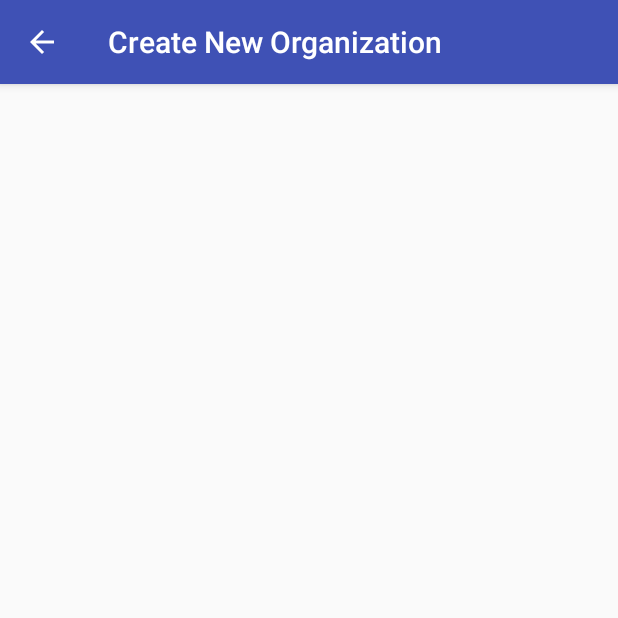
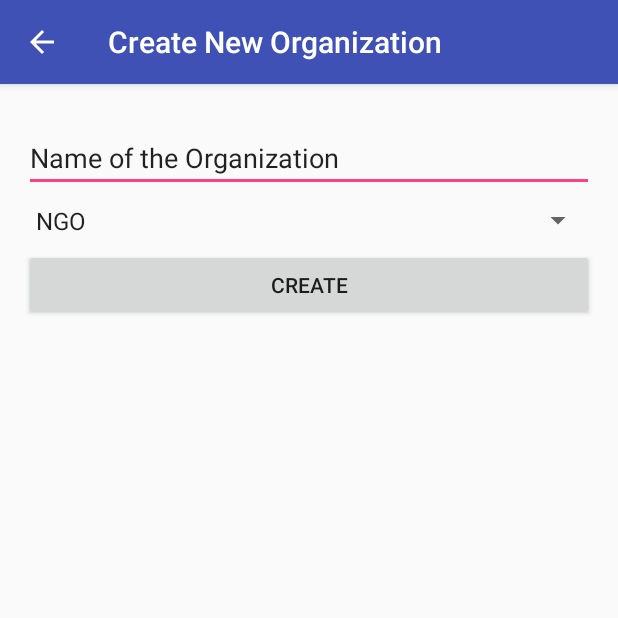
Before and after one commit to TarentoTechnologies/CheckIn, an Android app: the CreateOrganizationActivity screen opened directly, with no data from a screen before it, on a phone screen of 412 x 824 dp, the top half of it. Run offline under Robolectric (Android 15) with nearby library versions, the light colour scheme and no system bars.

Commit message:
in progress

```diff
--- a/app/src/main/res/layout/activity_create_organization.xml
+++ b/app/src/main/res/layout/activity_create_organization.xml
@@ -4,6 +4,32 @@
     xmlns:tools="http://schemas.android.com/tools"
     android:layout_width="match_parent"
     android:layout_height="match_parent"
+    android:padding="@dimen/activity_padding"
     tools:context=".CreateOrganizationActivity">
 
+    <LinearLayout
+        android:layout_width="match_parent"
+        android:layout_height="wrap_content"
+        android:orientation="vertical">
+        <android.support.design.widget.TextInputLayout
+            android:layout_width="match_parent"
+            android:layout_height="wrap_content">
+            <EditText
+                android:layout_width="match_parent"
+                android:layout_height="wrap_content"
+                android:text="@string/organization_name_label"
+                android:inputType="textCapWords|textNoSuggestions" />
+        </android.support.design.widget.TextInputLayout>
+
+        <Spinner
+            android:layout_width="match_parent"
+            android:layout_height="wrap_content"
+            android:paddingVertical="@dimen/activity_padding_vertical"
+            android:prompt="@string/organization_type_selector_label"
+            android:entries="@array/organization_types" />
+        <Button
+            android:layout_width="match_parent"
+            android:layout_height="wrap_content"
+            android:text="@string/create_label" />
+    </LinearLayout>
 </android.support.constraint.ConstraintLayout>
--- a/app/src/main/res/values/strings.xml
+++ b/app/src/main/res/values/strings.xml
@@ -26,6 +26,14 @@
         <item>Aadhaar Card (National ID)</item>
         <item>Ration Card</item>
         <item>PAN Card</item>
+    </string-array>
+    <string name="organization_type_selector_label">Select the type of Organization</string>
+    <string-array name="organization_types">
+        <item>NGO</item>
+        <item>Sole Proprietorship</item>
+        <item>Limited Liability Partnership</item>
+        <item>Corporation</item>
+        <item>Other</item>
     </string-array>
 
     <!-- Strings related to login -->
@@ -62,4 +70,6 @@
     <string name="edit_organization_label">Edit Existing Organization</string>
     <string name="create_shift_label">Create New Shift</string>
     <string name="edit_shift_label">Edit Existing Shift</string>
+    <string name="organization_name_label">Name of the Organization</string>
+    <string name="create_label">Create</string>
 </resources>
```
